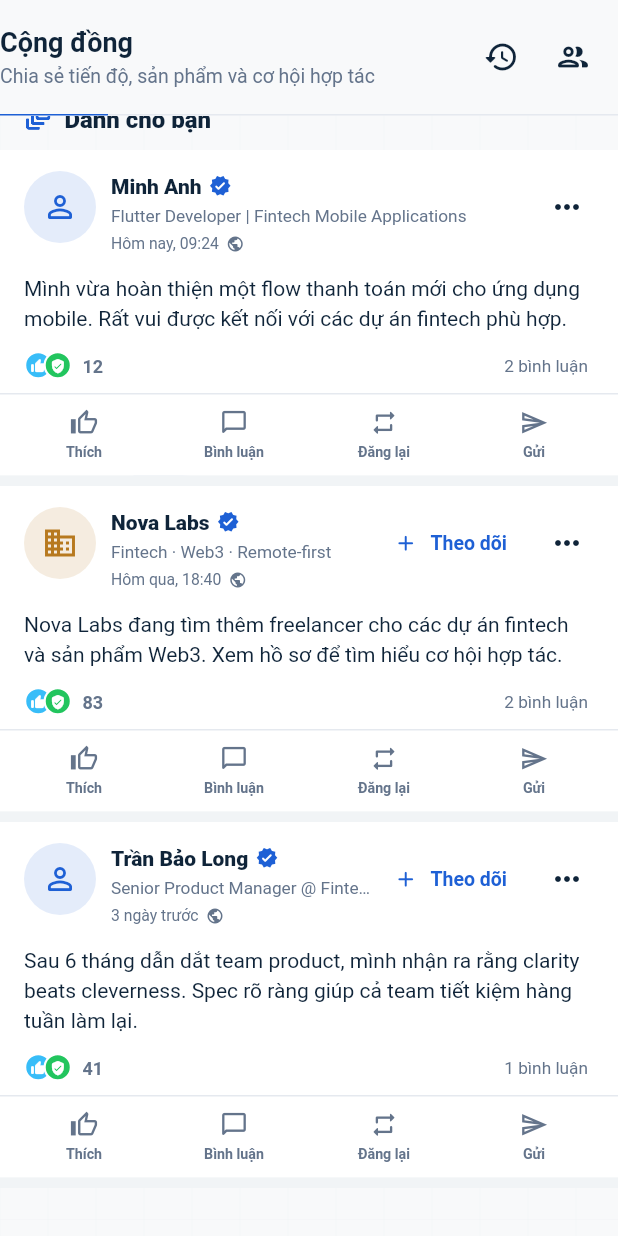
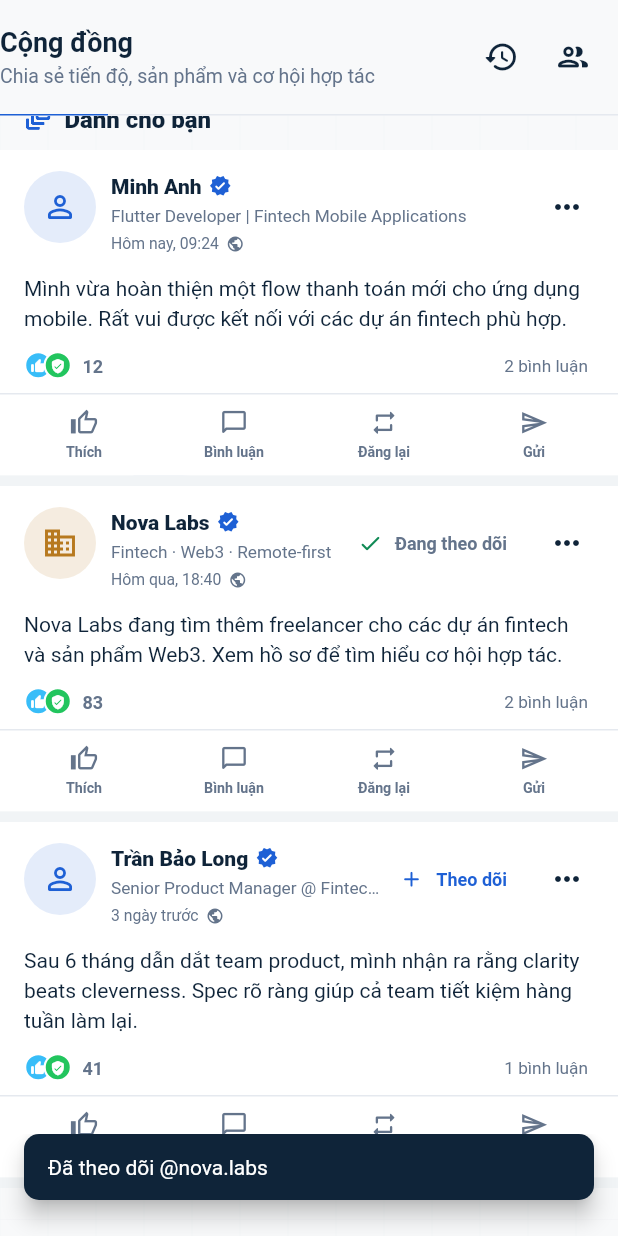
Before and after one commit to giahuydoo0207-tech/NIVEX-FLUTTER, a Flutter app: the PostsScreen widget shown alone on an empty page, opened directly, scrolled down 187 dp, after a tap on "Theo dõi", on a phone screen of 412 x 824 dp. Run offline on Flutter 3.47's test engine with Material 3 defaults, Android fonts, the phone set to English and light mode, and no system bars; our stand-ins replace flutter_secure_storage, image_picker, local_auth, qr_flutter, shared_preferences; accounts and stored records are empty.

Commit message:
fix(profile,feed): add reputation badge section to freelancer public profile and enable feed follow button

```diff
--- a/lib/features/posts/presentation/posts_screen.dart
+++ b/lib/features/posts/presentation/posts_screen.dart
@@ -283,6 +283,12 @@ class _PostsScreenState extends State<PostsScreen> {
                 ownDisplayName: _profileController.profile.displayName,
                 ownHeadline: _profileController.profile.headline,
                 onOpenProfile: () => _openProfile(_postAuthor(post)),
+                isFollowingAuthor:
+                    !post.isMine &&
+                    _followedHandles.contains(_postAuthor(post).handle),
+                onToggleFollowAuthor: !post.isMine
+                    ? () => _toggleFollow(_postAuthor(post).handle)
+                    : null,
                 onTogglePin: () => _togglePinPost(post),
                 onToggleSave: () => _toggleSavePost(post),
                 onHide: () => _hidePost(post),
@@ -501,13 +507,29 @@ class _PostsScreenState extends State<PostsScreen> {
   }
 
   void _toggleFollow(String handle) {
+    final wasFollowing = _followedHandles.contains(handle);
     setState(() {
-      if (_followedHandles.contains(handle)) {
+      if (wasFollowing) {
         _followedHandles.remove(handle);
       } else {
         _followedHandles.add(handle);
       }
     });
+    ScaffoldMessenger.of(context)
+      ..hideCurrentSnackBar()
+      ..showSnackBar(
+        SnackBar(
+          content: Text(
+            wasFollowing ? 'Đã bỏ theo dõi @$handle' : 'Đã theo dõi @$handle',
+          ),
+          behavior: SnackBarBehavior.floating,
+          duration: const Duration(milliseconds: 2000),
+          margin: const EdgeInsets.fromLTRB(16, 0, 16, 24),
+          shape: RoundedRectangleBorder(
+            borderRadius: BorderRadius.circular(10),
+          ),
+        ),
+      );
   }
 
   void _openProfile(PublicProfileData profile) {
@@ -548,7 +570,8 @@ class _PostsScreenState extends State<PostsScreen> {
               )
               .toList();
 
-    Navigator.of(context).push<void>(
+    Navigator.of(context)
+        .push<void>(
           MaterialPageRoute(
             builder: (_) => PublicProfileScreen(
               profile: profile,
@@ -557,7 +580,10 @@ class _PostsScreenState extends State<PostsScreen> {
               onToggleFollow: () => _toggleFollow(profile.handle),
             ),
           ),
-    );
+        )
+        .then((_) {
+          if (mounted) setState(() {});
+        });
   }
 
   void _openExampleProfiles() {
@@ -1578,6 +1604,8 @@ class _PostCard extends StatefulWidget {
     required this.ownDisplayName,
     required this.ownHeadline,
     required this.onOpenProfile,
+    this.isFollowingAuthor = false,
+    this.onToggleFollowAuthor,
     this.onTogglePin,
     this.onToggleSave,
     this.onHide,
@@ -1592,6 +1620,8 @@ class _PostCard extends StatefulWidget {
   final String ownDisplayName;
   final String ownHeadline;
   final VoidCallback onOpenProfile;
+  final bool isFollowingAuthor;
+  final VoidCallback? onToggleFollowAuthor;
   final VoidCallback? onTogglePin;
   final VoidCallback? onToggleSave;
   final VoidCallback? onHide;
@@ -1804,9 +1834,26 @@ class _PostCardState extends State<_PostCard> {
                   ),
                   if (!post.isMine) ...[
                     TextButton.icon(
-                      onPressed: () {},
-                      icon: const Icon(Icons.add_rounded, size: 17),
-                      label: const Text('Theo dõi'),
+                      onPressed: widget.onToggleFollowAuthor,
+                      icon: Icon(
+                        widget.isFollowingAuthor
+                            ? Icons.check_rounded
+                            : Icons.add_rounded,
+                        size: 17,
+                        color: widget.isFollowingAuthor
+                            ? theme.success
+                            : theme.primary,
+                      ),
+                      label: Text(
+                        widget.isFollowingAuthor ? 'Đang theo dõi' : 'Theo dõi',
+                        style: TextStyle(
+                          color: widget.isFollowingAuthor
+                              ? theme.textSecondary
+                              : theme.primary,
+                          fontSize: 12,
+                          fontWeight: FontWeight.w600,
+                        ),
+                      ),
                     ),
                     IconButton(
                       tooltip: 'Tùy chọn bài đăng',
```
Also changed, not shown: lib/features/posts/presentation/public_profile_screen.dart (+76 -0 lines), 1 other file. Lines whose indentation alone changed are shown as unchanged.
